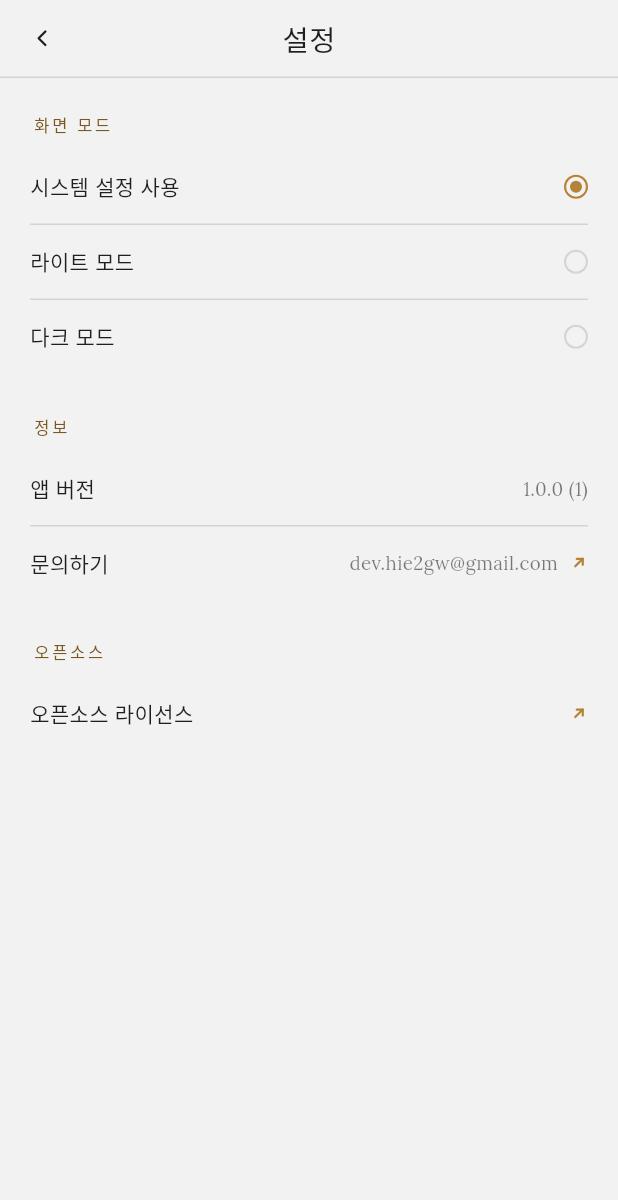
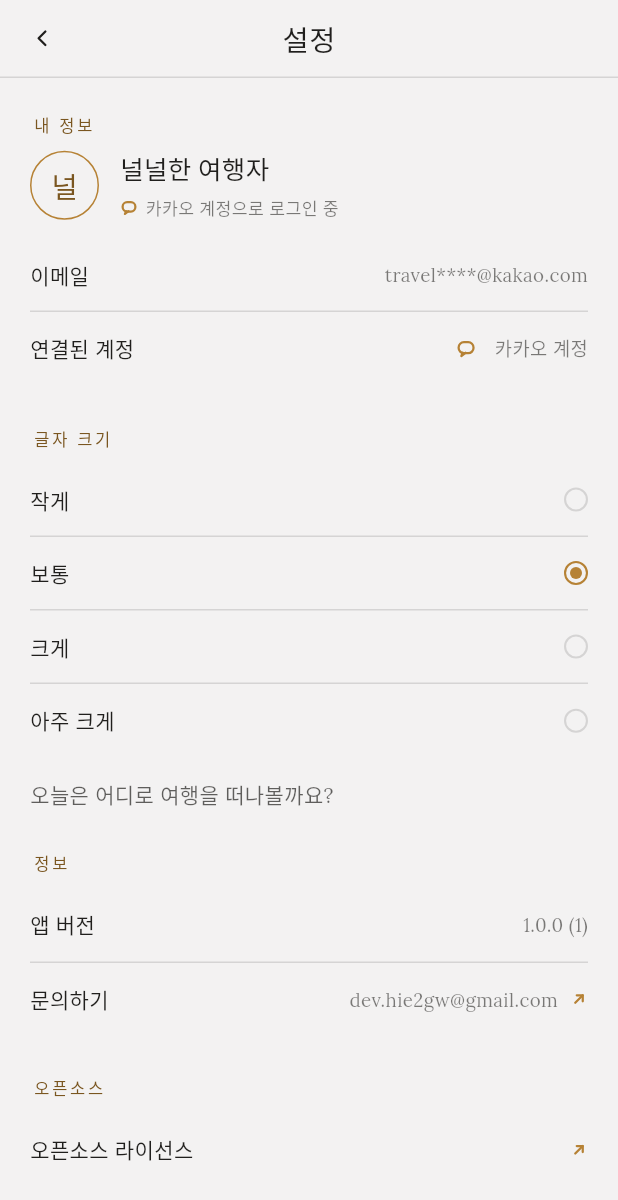
Before and after one commit to Tour-contest/tour, a Flutter app: the SettingsScreen screen opened directly, on a phone screen of 412 x 824 dp. Shown: the top 1200 px of the screen. Run offline on Flutter 3.47's test engine with Material 3 defaults, Android fonts, the phone set to English and light mode, and no system bars; our stand-ins replace google_fonts, logger, package_info_plus, shared_preferences; accounts and stored records are empty.

Commit message:
dev: add text scale controller

```diff
--- a/app/lib/screens/settings_screen.dart
+++ b/app/lib/screens/settings_screen.dart
@@ -2,14 +2,39 @@ import 'package:flutter/material.dart';
 import 'package:flutter/services.dart';
 
 import 'package:nullnull/app_info.dart';
+import 'package:nullnull/data/demo_user.dart';
+import 'package:nullnull/data/login_preference.dart';
 import 'package:nullnull/main.dart';
 import 'package:nullnull/theme/app_colors.dart';
+import 'package:nullnull/theme/app_text_scale_controller.dart';
 import 'package:nullnull/theme/app_text_styles.dart';
 import 'package:nullnull/widgets/app_header.dart';
 import 'package:nullnull/widgets/app_icon.dart';
 
-class SettingsScreen extends StatelessWidget {
+class SettingsScreen extends StatefulWidget {
   const SettingsScreen({super.key});
+
+  @override
+  State<SettingsScreen> createState() => _SettingsScreenState();
+}
+
+class _SettingsScreenState extends State<SettingsScreen> {
+  // 프로토타입 단계라 실제 로그인 세션이 없으므로, 로그인 화면에서 저장한
+  // 마지막 SNS 로그인 수단을 로그인된 계정으로 간주한다. 저장된 값이 없으면
+  // 카카오로 로그인했다고 가정한다.
+  SnsProvider _provider = SnsProvider.kakao;
+
+  @override
+  void initState() {
+    super.initState();
+    _loadProvider();
+  }
+
+  Future<void> _loadProvider() async {
+    final provider = await LoginPreference.readLastProvider();
+    if (!mounted || provider == null) return;
+    setState(() => _provider = provider);
+  }
 
   Future<void> _contactByEmail(BuildContext context) async {
     await Clipboard.setData(ClipboardData(text: AppInfo.developerEmail));
@@ -52,34 +77,42 @@ class SettingsScreen extends StatelessWidget {
                 padding:
                     const EdgeInsets.symmetric(horizontal: 20, vertical: 24),
                 children: [
-                  _SectionLabel('화면 모드'),
-                  ValueListenableBuilder<ThemeMode>(
-                    valueListenable: appThemeController,
-                    builder: (context, mode, _) {
+                  _SectionLabel('내 정보'),
+                  _ProfileSummary(provider: _provider),
+                  const SizedBox(height: 8),
+                  _SettingsRow(
+                    label: '이메일',
+                    trailingText: DemoUser.maskedEmailFor(_provider),
+                    isFirst: true,
+                  ),
+                  _SettingsRow(
+                    label: '연결된 계정',
+                    trailingIcon: _iconFor(_provider),
+                    trailingText: '${_provider.label} 계정',
+                  ),
+                  const SizedBox(height: 28),
+                  _SectionLabel('글자 크기'),
+                  ValueListenableBuilder<AppFontScale>(
+                    valueListenable: appTextScaleController,
+                    builder: (context, scale, _) {
                       return Column(
                         children: [
-                          _ThemeModeRow(
-                            label: '시스템 설정 사용',
-                            selected: mode == ThemeMode.system,
-                            onTap: () => appThemeController
-                                .setThemeMode(ThemeMode.system),
-                            isFirst: true,
-                          ),
-                          _ThemeModeRow(
-                            label: '라이트 모드',
-                            selected: mode == ThemeMode.light,
-                            onTap: () => appThemeController
-                                .setThemeMode(ThemeMode.light),
-                          ),
-                          _ThemeModeRow(
-                            label: '다크 모드',
-                            selected: mode == ThemeMode.dark,
-                            onTap: () =>
-                                appThemeController.setThemeMode(ThemeMode.dark),
-                          ),
+                          for (final option in AppFontScale.values)
+                            _RadioRow(
+                              label: option.label,
+                              selected: scale == option,
+                              onTap: () =>
+                                  appTextScaleController.setScale(option),
+                              isFirst: option == AppFontScale.values.first,
+                            ),
                         ],
                       );
                     },
+                  ),
+                  const SizedBox(height: 14),
+                  Text(
+                    '오늘은 어디로 여행을 떠나볼까요?',
+                    style: AppTextStyles.body(fontSize: 14, color: colors.ink700),
                   ),
                   const SizedBox(height: 28),
                   _SectionLabel('정보'),
@@ -130,8 +163,8 @@ class _SectionLabel extends StatelessWidget {
   }
 }
 
-class _ThemeModeRow extends StatelessWidget {
-  const _ThemeModeRow({
+class _RadioRow extends StatelessWidget {
+  const _RadioRow({
     required this.label,
     required this.selected,
     required this.onTap,
@@ -191,12 +224,14 @@ class _SettingsRow extends StatelessWidget {
   const _SettingsRow({
     required this.label,
     this.trailingText,
+    this.trailingIcon,
     this.onTap,
     this.isFirst = false,
   });
 
   final String label;
   final String? trailingText;
+  final AppIconShape? trailingIcon;
   final VoidCallback? onTap;
   final bool isFirst;
 
@@ -218,8 +253,12 @@ class _SettingsRow extends StatelessWidget {
               child: Text(label,
                   style: AppTextStyles.body(fontSize: 14, color: colors.ink)),
             ),
+            if (trailingIcon != null) ...[
+              AppIcon(trailingIcon!, size: 14, color: colors.gold),
+              const SizedBox(width: 6),
+            ],
             if (trailingText != null) ...[
-              const SizedBox(width: 12),
+              const SizedBox(width: 6),
               Text(
                 trailingText!,
                 style: AppTextStyles.body(fontSize: 12.5, color: colors.ink600),
@@ -235,3 +274,64 @@ class _SettingsRow extends StatelessWidget {
     );
   }
 }
+
+/// 로그인 화면에서 사용한 SNS 로그인 수단을 아이콘으로 매핑한다.
+AppIconShape _iconFor(SnsProvider provider) => switch (provider) {
+      SnsProvider.kakao => AppIconShape.kakao,
+      SnsProvider.naver => AppIconShape.naver,
+    };
+
+class _ProfileSummary extends StatelessWidget {
+  const _ProfileSummary({required this.provider});
+
+  final SnsProvider provider;
+
+  @override
+  Widget build(BuildContext context) {
+    final colors = AppColors.of(context);
+    final nickname = DemoUser.nicknameFor(provider);
+    return Padding(
+      padding: const EdgeInsets.only(bottom: 4),
+      child: Row(
+        children: [
+          Container(
+            width: 46,
+            height: 46,
+            alignment: Alignment.center,
+            decoration: BoxDecoration(
+              shape: BoxShape.circle,
+              border: Border.all(color: colors.gold),
+            ),
+            child: Text(
+              nickname.substring(0, 1),
+              style: AppTextStyles.heading(color: colors.gold700),
+            ),
+          ),
+          const SizedBox(width: 14),
+          Expanded(
+            child: Column(
+              crossAxisAlignment: CrossAxisAlignment.start,
+              children: [
+                Text(nickname,
+                    style:
+                        AppTextStyles.heading(fontSize: 17, color: colors.ink)),
+                const SizedBox(height: 4),
+                Row(
+                  children: [
+                    AppIcon(_iconFor(provider), size: 12, color: colors.gold),
+                    const SizedBox(width: 5),
+                    Text(
+                      '${provider.label} 계정으로 로그인 중',
+                      style: AppTextStyles.body(
+                          fontSize: 11.5, color: colors.ink600),
+                    ),
+                  ],
+                ),
+              ],
+            ),
+          ),
+        ],
+      ),
+    );
+  }
+}
--- a/app/lib/theme/app_colors.dart
+++ b/app/lib/theme/app_colors.dart
@@ -1,9 +1,8 @@
 import 'package:flutter/material.dart';
 
-/// Classical(에디토리얼/북 스타일) 팔레트. docs/DESIGN.md 참고.
+/// Classical(에디토리얼/북 스타일) 팔레트. docs/DESIGN.md 참고. 라이트 테마만 지원한다.
 ///
-/// [ThemeExtension]로 등록해 라이트/다크에 따라 값이 바뀐다. 위젯에서는
-/// `AppColors.of(context)`로 현재 테마의 팔레트를 가져와 쓴다.
+/// [ThemeExtension]로 등록해둔다. 위젯에서는 `AppColors.of(context)`로 조회한다.
 @immutable
 class AppColors extends ThemeExtension<AppColors> {
   const AppColors({
@@ -40,13 +39,6 @@ class AppColors extends ThemeExtension<AppColors> {
     gold700: Color(0xFF7A5620),
   );
 
-  static const dark = AppColors(
-    paper: Color(0xFF201F1D),
-    ink: Color(0xFFF3F2F2),
-    gold: Color(0xFFB68235),
-    gold700: Color(0xFFD4A662),
-  );
-
   static AppColors of(BuildContext context) {
     return Theme.of(context).extension<AppColors>() ?? light;
   }
--- /dev/null
+++ b/app/lib/theme/app_text_scale_controller.dart
@@ -0,0 +1,42 @@
+import 'package:flutter/foundation.dart';
+import 'package:shared_preferences/shared_preferences.dart';
+
+/// 접근성을 위한 글자 크기 단계. `factor`는 [MediaQuery]의 `textScaler`에
+/// 곱해져 앱 전체 텍스트 크기에 적용된다.
+enum AppFontScale {
+  small(0.9, '작게'),
+  normal(1.0, '보통'),
+  large(1.15, '크게'),
+  extraLarge(1.3, '아주 크게');
+
+  const AppFontScale(this.factor, this.label);
+
+  final double factor;
+  final String label;
+}
+
+/// 설정 화면의 "글자 크기" 선택을 `shared_preferences`에 영속화한다.
+class AppTextScaleController extends ValueNotifier<AppFontScale> {
+  AppTextScaleController._(super.initial);
+
+  static const _prefsKey = 'app_font_scale';
+
+  static Future<AppTextScaleController> ensureInitialized() async {
+    final prefs = await SharedPreferences.getInstance();
+    final stored = prefs.getString(_prefsKey);
+    return AppTextScaleController._(_decode(stored));
+  }
+
+  Future<void> setScale(AppFontScale scale) async {
+    value = scale;
+    final prefs = await SharedPreferences.getInstance();
+    await prefs.setString(_prefsKey, scale.name);
+  }
+
+  static AppFontScale _decode(String? raw) {
+    return AppFontScale.values.firstWhere(
+      (scale) => scale.name == raw,
+      orElse: () => AppFontScale.normal,
+    );
+  }
+}
--- a/app/lib/theme/app_theme.dart
+++ b/app/lib/theme/app_theme.dart
@@ -6,18 +6,15 @@ import 'package:nullnull/theme/app_text_styles.dart';
 class AppTheme {
   AppTheme._();
 
-  static ThemeData get light => _themeFor(AppColors.light, Brightness.light);
-  static ThemeData get dark => _themeFor(AppColors.dark, Brightness.dark);
-
-  static ThemeData _themeFor(AppColors colors, Brightness brightness) {
+  static ThemeData get theme {
+    final colors = AppColors.light;
     return ThemeData(
       useMaterial3: true,
-      brightness: brightness,
+      brightness: Brightness.light,
       scaffoldBackgroundColor: colors.paper,
       fontFamily: AppTextStyles.body(color: colors.ink).fontFamily,
       colorScheme: ColorScheme.fromSeed(
         seedColor: colors.gold,
-        brightness: brightness,
         surface: colors.paper,
       ),
       textSelectionTheme: TextSelectionThemeData(
```
Also changed, not shown: app/lib/main.dart (+16 -9 lines), app/lib/theme/app_theme_controller.dart (deleted, +0 -29 lines), 2 other files.
